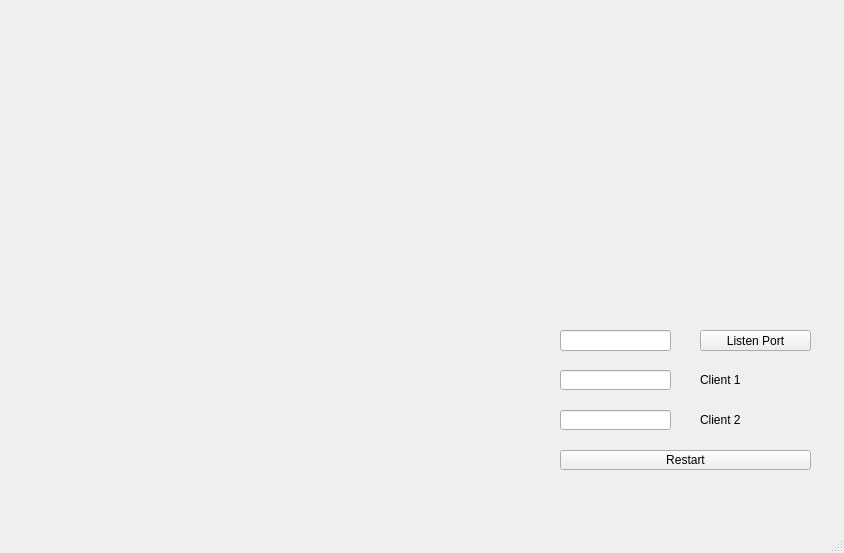
Before: the Qt Designer form mainwindow.ui in CoderBak/Surakarta-server, drawn with Qt 5.
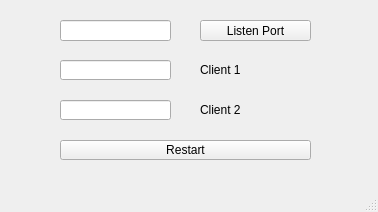
After: the same form once the commit is applied.

What changed in the file:
```diff
--- a/mainwindow.ui
+++ b/mainwindow.ui
@@ -6,16 +6,16 @@
    <rect>
     <x>0</x>
     <y>0</y>
-    <width>844</width>
-    <height>553</height>
+    <width>378</width>
+    <height>212</height>
    </rect>
   </property>
   <widget class="QWidget" name="centralwidget">
    <widget class="QLineEdit" name="PortEdit">
     <property name="geometry">
      <rect>
-      <x>560</x>
-      <y>330</y>
+      <x>60</x>
+      <y>20</y>
       <width>111</width>
       <height>21</height>
      </rect>
@@ -27,8 +27,8 @@
    <widget class="QPushButton" name="PortButton">
     <property name="geometry">
      <rect>
-      <x>700</x>
-      <y>330</y>
+      <x>200</x>
+      <y>20</y>
       <width>111</width>
       <height>21</height>
      </rect>
@@ -40,8 +40,8 @@
    <widget class="QLineEdit" name="ShowClient1">
     <property name="geometry">
      <rect>
-      <x>560</x>
-      <y>370</y>
+      <x>60</x>
+      <y>60</y>
       <width>111</width>
       <height>20</height>
      </rect>
@@ -50,8 +50,8 @@
    <widget class="QLabel" name="label">
     <property name="geometry">
      <rect>
-      <x>700</x>
-      <y>370</y>
+      <x>200</x>
+      <y>60</y>
       <width>111</width>
       <height>20</height>
      </rect>
@@ -63,8 +63,8 @@
    <widget class="QLineEdit" name="ShowClient2">
     <property name="geometry">
      <rect>
-      <x>560</x>
-      <y>410</y>
+      <x>60</x>
+      <y>100</y>
       <width>111</width>
       <height>20</height>
      </rect>
@@ -73,8 +73,8 @@
    <widget class="QLabel" name="label_2">
     <property name="geometry">
      <rect>
-      <x>700</x>
-      <y>410</y>
+      <x>200</x>
+      <y>100</y>
       <width>111</width>
       <height>20</height>
      </rect>
@@ -86,8 +86,8 @@
    <widget class="QPushButton" name="restart">
     <property name="geometry">
      <rect>
-      <x>560</x>
-      <y>450</y>
+      <x>60</x>
+      <y>140</y>
       <width>251</width>
       <height>20</height>
      </rect>
```
Left out of the diff: 6 changed lines with no effect on the pictures.
